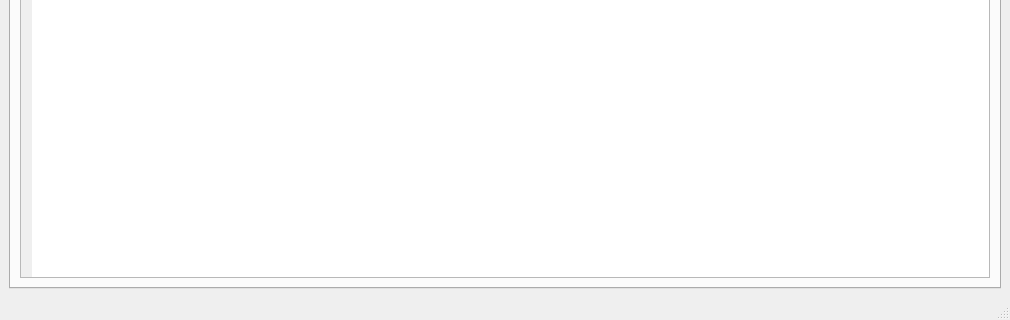
Above: src/SmartXm-CSEKU/studentmodule.ui from KaziRifatMorshed/SmartXm before the change; both pictures show x 0 to 1010 and y 358 to 678 of the 1010 by 678 pixel window. Below: the same form after it.
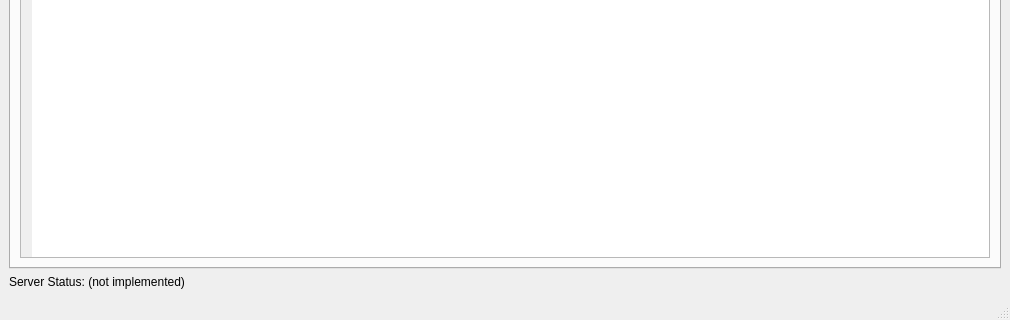
That is the form after the change.

Commit message: somewhat functional

Diff of the .ui file:
```diff
--- a/src/SmartXm-CSEKU/studentmodule.ui
+++ b/src/SmartXm-CSEKU/studentmodule.ui
@@ -189,6 +189,13 @@
       </widget>
      </widget>
     </item>
+    <item>
+     <widget class="QLabel" name="serve_status_label">
+      <property name="text">
+       <string>Server Status: (not implemented)</string>
+      </property>
+     </widget>
+    </item>
    </layout>
   </widget>
   <widget class="QMenuBar" name="menubar">
```
The commit also changes 1 other file.
